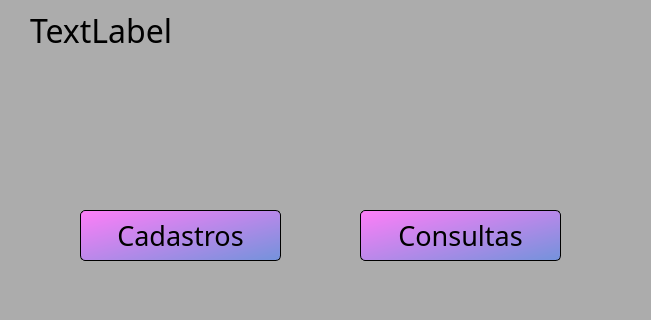
This is telaInicial.ui in MatBorges/LoCar as Qt 5 draws it before an edit; both pictures show x 0 to 651 and y 0 to 320 of the 651 by 492 pixel window. The edited form follows.
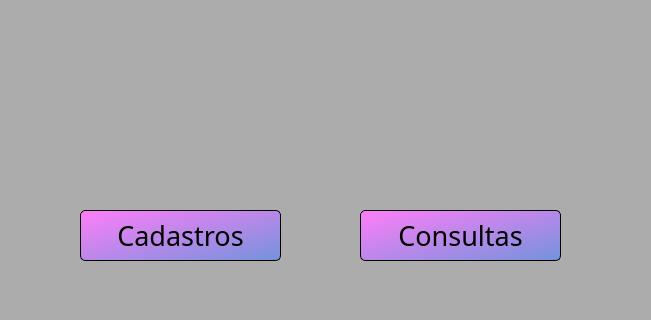
This is the edited form. Icons and pictures are not drawn.

```diff
--- a/telaInicial.ui
+++ b/telaInicial.ui
@@ -79,7 +79,7 @@
      </font>
     </property>
     <property name="text">
-     <string>TextLabel</string>
+     <string/>
     </property>
    </widget>
    <widget class="QPushButton" name="botaoConsultas">
```
